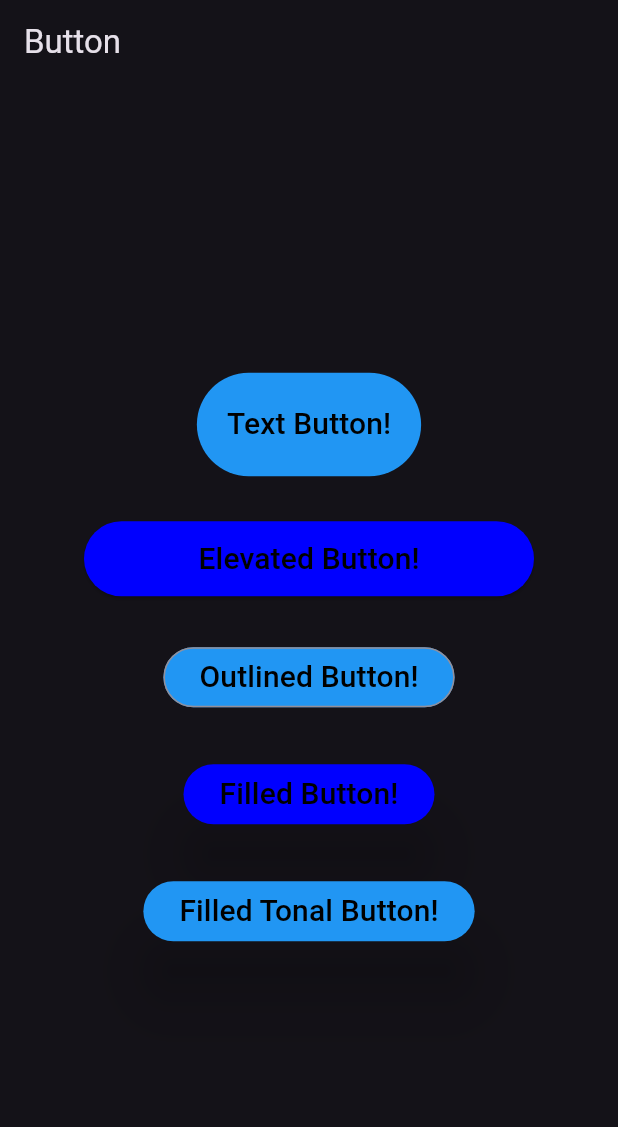
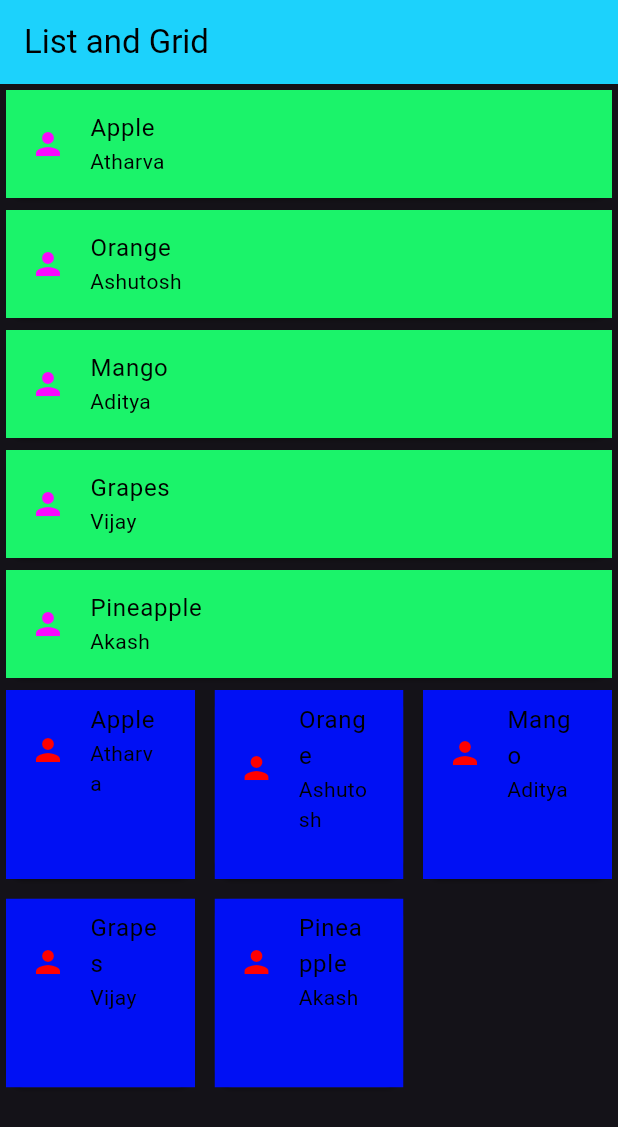
Before and after one commit to AtharvaParadkar/Flutter-Fundamentals, a Flutter app: the screen it shows after launch, on a phone screen of 412 x 824 dp. Shown: the top 1127 px of the screen. Run offline on Flutter 3.47's test engine with Material 3 defaults, Android fonts, the phone set to English and light mode, and no system bars.

Commit message:
List Grid View

```diff
--- /dev/null
+++ b/lib/Widgets/list_grid.dart
@@ -0,0 +1,120 @@
+// ignore_for_file: unused_import
+
+import "package:flutter/material.dart";
+import "package:flutter_basics/Widgets/buttons.dart";
+import "package:flutter_basics/Widgets/containersized.dart";
+import "package:flutter_basics/Widgets/rowscolumns.dart";
+
+class ListGrid extends StatefulWidget {
+  const ListGrid({super.key});
+
+  @override
+  State<ListGrid> createState() => _ListGridState();
+}
+
+class _ListGridState extends State<ListGrid> {
+  @override
+  Widget build(BuildContext context) {
+    List<String> fruits = ['Apple', 'Orange', 'Mango', 'Grapes', 'Pineapple'];
+    Map fruitsperson = {
+      'fruits': ['Apple', 'Orange', 'Mango', 'Grapes', 'Pineapple'],
+      'name': ['Atharva', 'Ashutosh', 'Aditya', 'Vijay', 'Akash']
+    };
+    return Scaffold(
+      appBar: AppBar(
+        title: const Text(
+          "List and Grid",
+          style: TextStyle(color: Colors.black),
+        ),
+        backgroundColor: const Color.fromARGB(255, 1, 213, 251),
+        elevation: 10,
+      ),
+      //^ We use ListView.builder when we dont the exact number of items.
+      body: SingleChildScrollView(
+        child: Column(
+          children: [
+            ListView.builder(
+              shrinkWrap: true,
+              itemCount: fruits.length,
+              itemBuilder: (context, index) {
+                return Card(
+                  child: ListTile(
+                    onTap: () {
+                      if (fruitsperson['fruits'][index] == 'Apple') {
+                        Navigator.push(
+                          context,
+                          MaterialPageRoute(
+                              builder: (context) => const Buttons()),
+                        );
+                      } else if (fruitsperson['fruits'][index] == 'Orange') {
+                        Navigator.push(
+                          context,
+                          MaterialPageRoute(
+                              builder: (context) => const RowsCols()),
+                        );
+                      } else if (fruitsperson['fruits'][index] == 'Mango') {
+                        Navigator.push(
+                          context,
+                          MaterialPageRoute(
+                              builder: (context) => const ContainerSized()),
+                        );
+                      }
+                    },
+                    leading: const Icon(Icons.person),
+                    textColor: Colors.black,
+                    tileColor: const Color.fromARGB(255, 27, 243, 106),
+                    iconColor: const Color.fromARGB(255, 251, 7, 255),
+                    title: Text(fruitsperson['fruits'][index]),
+                    subtitle: Text(fruitsperson['name'][index]),
+                  ),
+                );
+              },
+            ),
+            SizedBox(
+              height: 350,
+              child: GridView.builder(
+                gridDelegate: const SliverGridDelegateWithFixedCrossAxisCount(
+                    crossAxisCount: 3, mainAxisSpacing: 5, crossAxisSpacing: 5),
+                shrinkWrap: true,
+                itemCount: fruits.length,
+                itemBuilder: (context, index) {
+                  return Card(
+                    child: ListTile(
+                      onTap: () {
+                        if (fruitsperson['fruits'][index] == 'Apple') {
+                          Navigator.push(
+                            context,
+                            MaterialPageRoute(
+                                builder: (context) => const Buttons()),
+                          );
+                        } else if (fruitsperson['fruits'][index] == 'Orange') {
+                          Navigator.push(
+                            context,
+                            MaterialPageRoute(
+                                builder: (context) => const RowsCols()),
+                          );
+                        } else if (fruitsperson['fruits'][index] == 'Mango') {
+                          Navigator.push(
+                            context,
+                            MaterialPageRoute(
+                                builder: (context) => const ContainerSized()),
+                          );
+                        }
+                      },
+                      leading: const Icon(Icons.person),
+                      textColor: Colors.black,
+                      tileColor: const Color.fromARGB(255, 0, 16, 244),
+                      iconColor: const Color.fromARGB(255, 255, 0, 0),
+                      title: Text(fruitsperson['fruits'][index]),
+                      subtitle: Text(fruitsperson['name'][index]),
+                    ),
+                  );
+                },
+              ),
+            )
+          ],
+        ),
+      ),
+    );
+  }
+}
--- a/lib/main.dart
+++ b/lib/main.dart
@@ -3,6 +3,7 @@
 import "package:flutter/material.dart";
 import "package:flutter_basics/Widgets/buttons.dart";
 import "package:flutter_basics/Widgets/containersized.dart";
+import "package:flutter_basics/Widgets/list_grid.dart";
 import "package:flutter_basics/Widgets/rowscolumns.dart";
 import "package:flutter_basics/for_loop.dart";
 void main() => runApp(const MyApp());
@@ -19,7 +20,7 @@ class MyApp extends StatelessWidget {
         primaryColor: const Color.fromARGB(255, 0, 0, 255),
         brightness: Brightness.dark,
       ),
-      home: const Buttons(),
+      home: const ListGrid(),
     );
   }
 }
```
